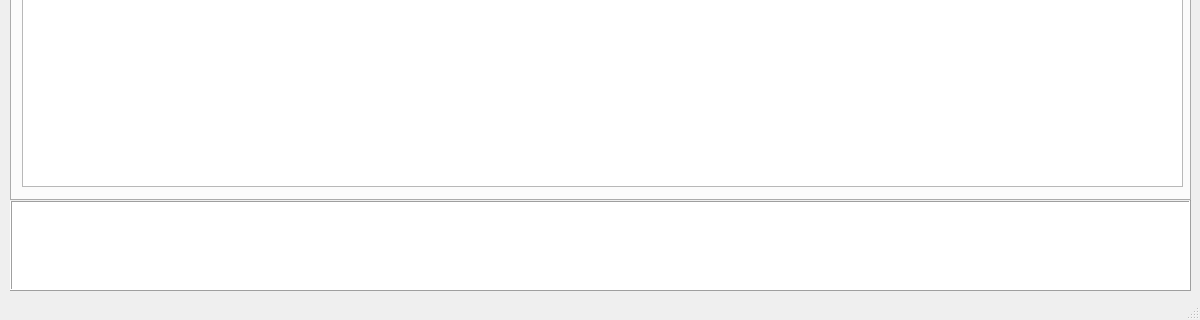
Before: the Qt Designer form UI/Data_view_window.ui in IggyZomboid/serial_monitor_for_pico, drawn with Qt 5; both pictures show x 0 to 1200 and y 580 to 900 of the 1200 by 900 pixel window.
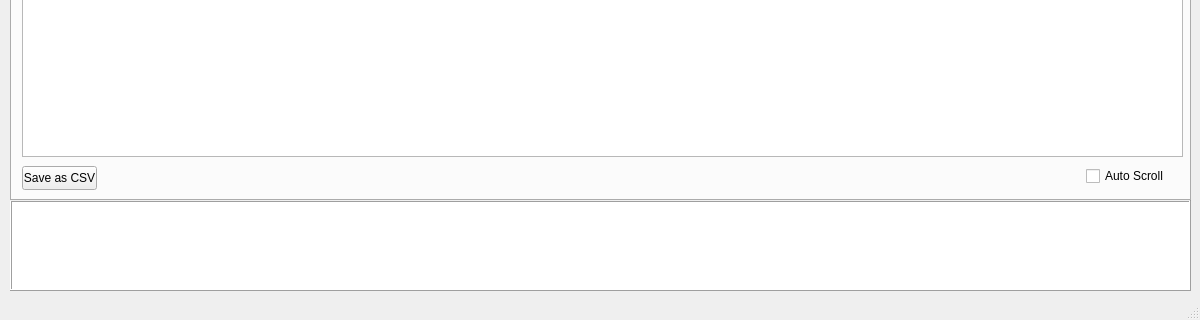
After: the same form once the commit is applied.

Commit message: Added auto scroll logic andf the ability to save files

The edit to the form file:
```diff
--- a/UI/Data_view_window.ui
+++ b/UI/Data_view_window.ui
@@ -138,10 +138,36 @@
         <x>10</x>
         <y>10</y>
         <width>1161</width>
-        <height>711</height>
+        <height>681</height>
        </rect>
       </property>
      </widget>
+     <widget class="QCheckBox" name="auto_scroll_checkBox">
+      <property name="geometry">
+       <rect>
+        <x>1074</x>
+        <y>700</y>
+        <width>91</width>
+        <height>20</height>
+       </rect>
+      </property>
+      <property name="text">
+       <string>Auto Scroll</string>
+      </property>
+     </widget>
+     <widget class="QPushButton" name="save_data_pushButton">
+      <property name="geometry">
+       <rect>
+        <x>10</x>
+        <y>700</y>
+        <width>75</width>
+        <height>24</height>
+       </rect>
+      </property>
+      <property name="text">
+       <string>Save as CSV</string>
+      </property>
+     </widget>
     </widget>
    </widget>
   </widget>
```
The commit also changes 3 other files.
